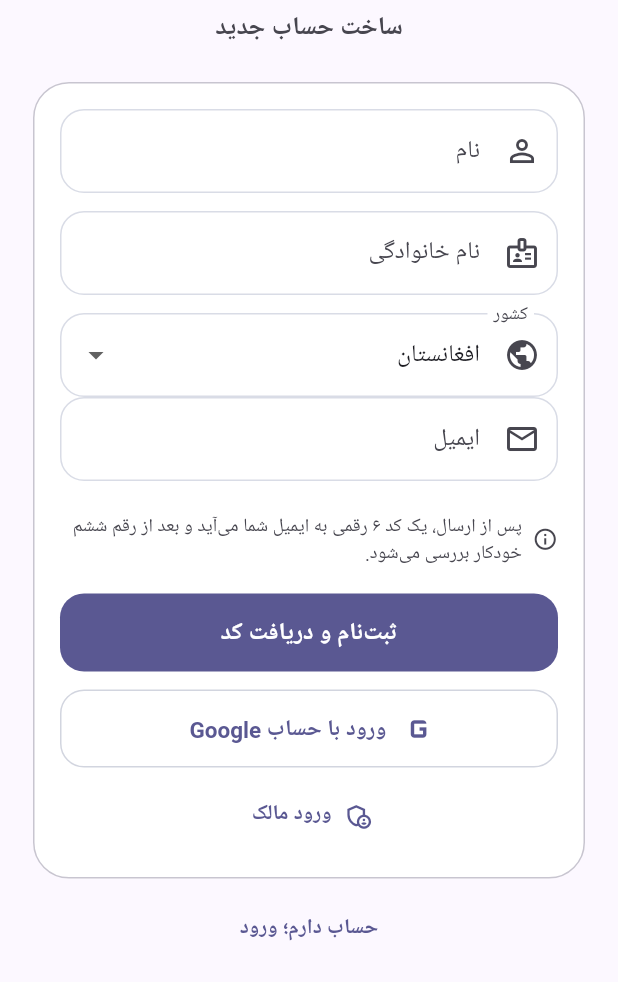
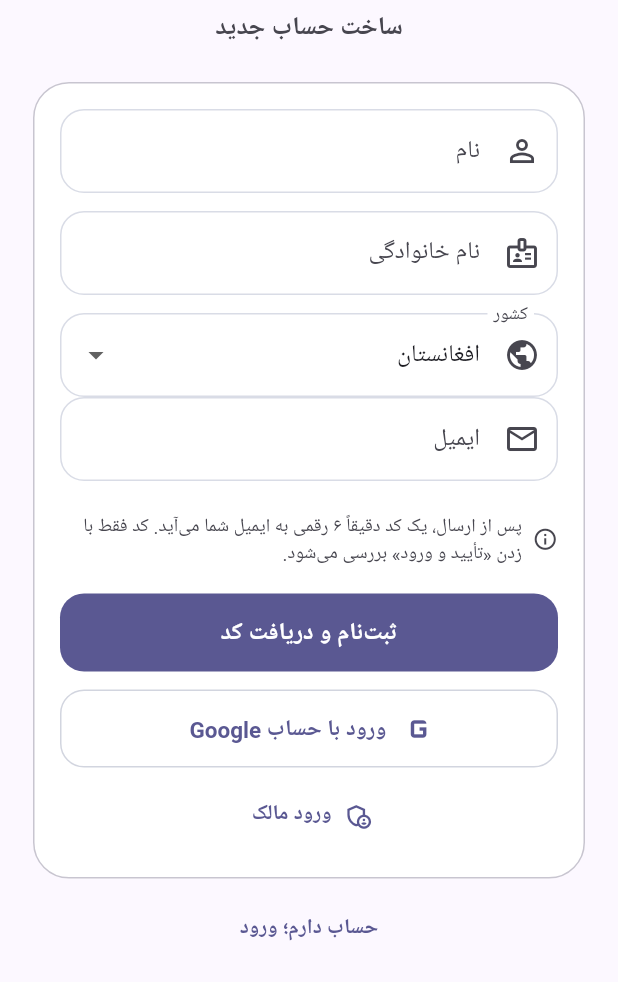
Before and after one commit to harad896-cyber/arad-portfolio-, a Flutter app: the screen it shows after launch, on a phone screen of 412 x 824 dp, the part 254-1236 px from its top. Run offline on Flutter 3.47's test engine with Material 3 defaults, Android fonts, the phone set to English and light mode, and no system bars; our stand-ins replace file_picker, google_sign_in, image_picker, shared_preferences, supabase_flutter; accounts and stored records are empty.

Commit message:
fix: finalize six-digit email OTP flow

```diff
--- a/lib/main.dart
+++ b/lib/main.dart
@@ -600,7 +600,7 @@ class _LoginPageState extends State<LoginPage> {
                                 const SizedBox(width: 7),
                                 Expanded(
                                   child: Text(
-                                    'پس از ارسال، یک کد ۶ رقمی به ایمیل شما می‌آید و بعد از رقم ششم خودکار بررسی می‌شود.',
+                                    'پس از ارسال، یک کد دقیقاً ۶ رقمی به ایمیل شما می‌آید. کد فقط با زدن «تأیید و ورود» بررسی می‌شود.',
                                     style: TextStyle(
                                       fontSize: 12.5,
                                       color: theme.colorScheme.onSurfaceVariant,
@@ -910,7 +910,7 @@ class _EmailVerificationPageState extends State<EmailVerificationPage> {
                           ),
                           const SizedBox(height: 8),
                           const Text(
-                            'بعد از وارد کردن رقم ششم، کد خودکار بررسی می‌شود و در صورت درست بودن وارد برنامه می‌شوید.',
+                            'کد فقط وقتی بررسی می‌شود که روی «تأیید و ورود» بزنید. کدهای قبلی یا منقضی‌شده قابل استفاده نیستند.',
                             textAlign: TextAlign.center,
                           ),
                         ],
@@ -1330,7 +1330,7 @@ class _GroupCreatePageState extends State<GroupCreatePage> {
       body: Column(
         children: [
           Padding(padding: const EdgeInsets.all(12), child: TextField(controller: title, decoration: const InputDecoration(labelText: 'نام گروه', border: OutlineInputBorder()))),
-          Padding(padding: const EdgeInsets.fromLTRB(12, 0, 12, 8), child: TextField(controller: search, onChanged: findUsers, decoration: const InputDecoration(hintText: 'افزودن اعضا...', prefixIcon: Icon(Icons.search), border: OutlineInputBorder()))),
+          Padding(padding: const EdgeInsets.fromLTRB(12, 0, 12, 8), child: TextField(controller: search, onChanged: findUsers, decoration: const InputDecoration(hintText: '------', prefixIcon: Icon(Icons.search), border: OutlineInputBorder()))),
           if (selected.isNotEmpty)
             SizedBox(
               height: 60,
@@ -1522,7 +1522,7 @@ class _ChatPageState extends State<ChatPage> {
               children: [
                 IconButton(onPressed: sendImage, icon: const Icon(Icons.image)),
                 IconButton(onPressed: sendFile, icon: const Icon(Icons.attach_file)),
-                Expanded(child: TextField(controller: text, decoration: const InputDecoration(hintText: 'پیام...', border: OutlineInputBorder()))),
+                Expanded(child: TextField(controller: text, decoration: const InputDecoration(hintText: '------', border: OutlineInputBorder()))),
                 IconButton(onPressed: sending ? null : sendText, icon: const Icon(Icons.send)),
               ],
             ),
```
